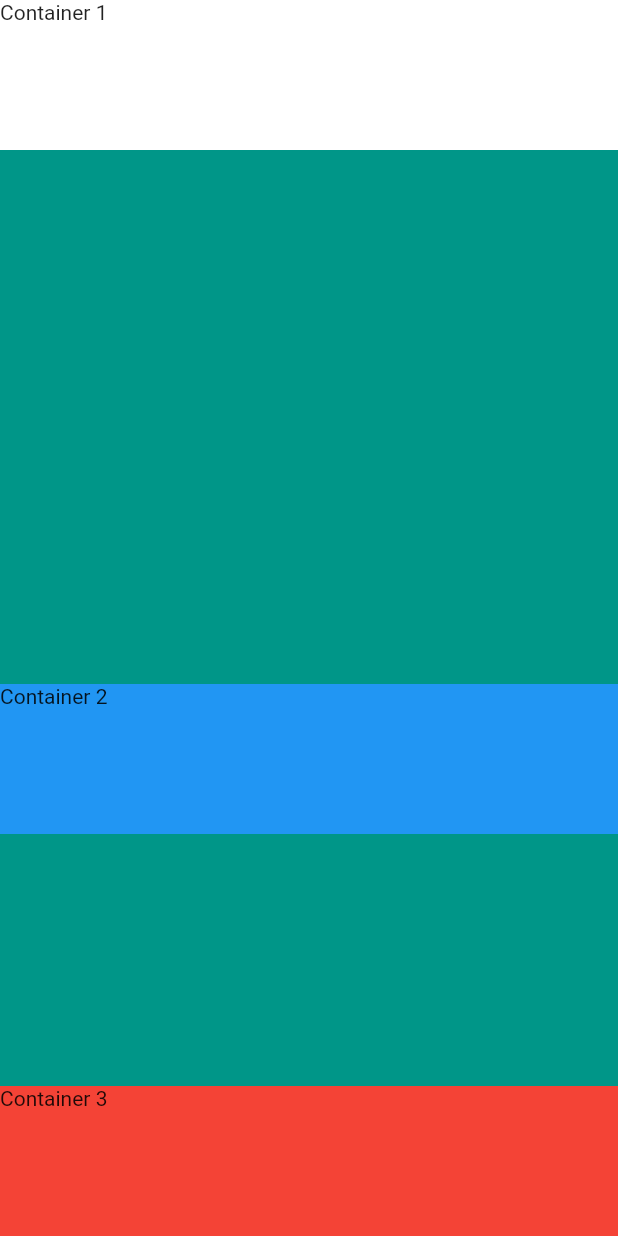
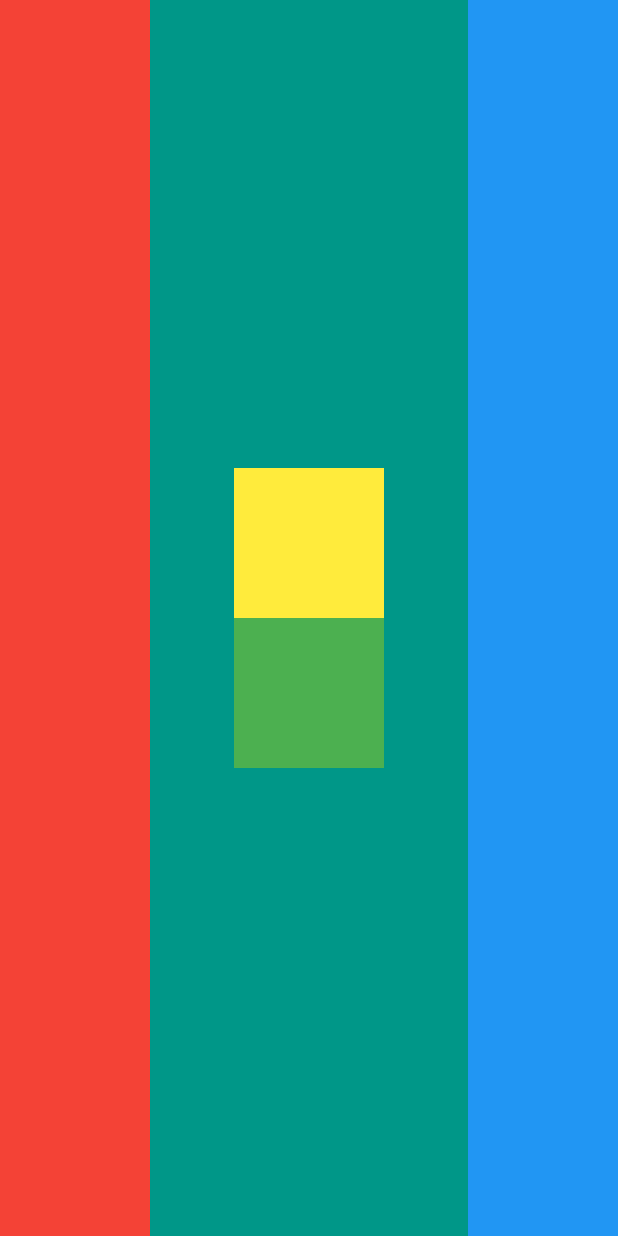
Before and after one commit to eliseuvideira/mi_card_name, a Flutter app: the screen it shows after launch, on a phone screen of 412 x 824 dp. Run offline on Flutter 3.47's test engine with Material 2 defaults, Android fonts, the phone set to English and light mode, and no system bars.

Commit message:
Layout Challenge

```diff
--- a/lib/main.dart
+++ b/lib/main.dart
@@ -9,30 +9,32 @@ class MyApp extends StatelessWidget {
       home: Scaffold(
         backgroundColor: Colors.teal,
         body: SafeArea(
-          child: Column(
+          child: Row(
+            mainAxisAlignment: MainAxisAlignment.spaceBetween,
             crossAxisAlignment: CrossAxisAlignment.stretch,
-            mainAxisSize: MainAxisSize.max,
-            mainAxisAlignment: MainAxisAlignment.spaceBetween,
-            verticalDirection: VerticalDirection.down,
             children: <Widget>[
               Container(
-                height: 100.0,
                 width: 100.0,
-                color: Colors.white,
-                child: Text('Container 1'),
+                color: Colors.red,
               ),
-              SizedBox(height: 20.0,),
+              Column(
+                mainAxisAlignment: MainAxisAlignment.center,
+                children: <Widget>[
+                  Container(
+                    width: 100.0,
+                    height: 100.0,
+                    color: Colors.yellow,
+                  ),
+                  Container(
+                    width: 100.0,
+                    height: 100.0,
+                    color: Colors.green,
+                  ),
+                ],
+              ),
               Container(
-                height: 100.0,
                 width: 100.0,
                 color: Colors.blue,
-                child: Text('Container 2'),
-              ),
-              Container(
-                height: 100.0,
-                width: 100.0,
-                color: Colors.red,
-                child: Text('Container 3'),
               ),
             ],
           ),
```
